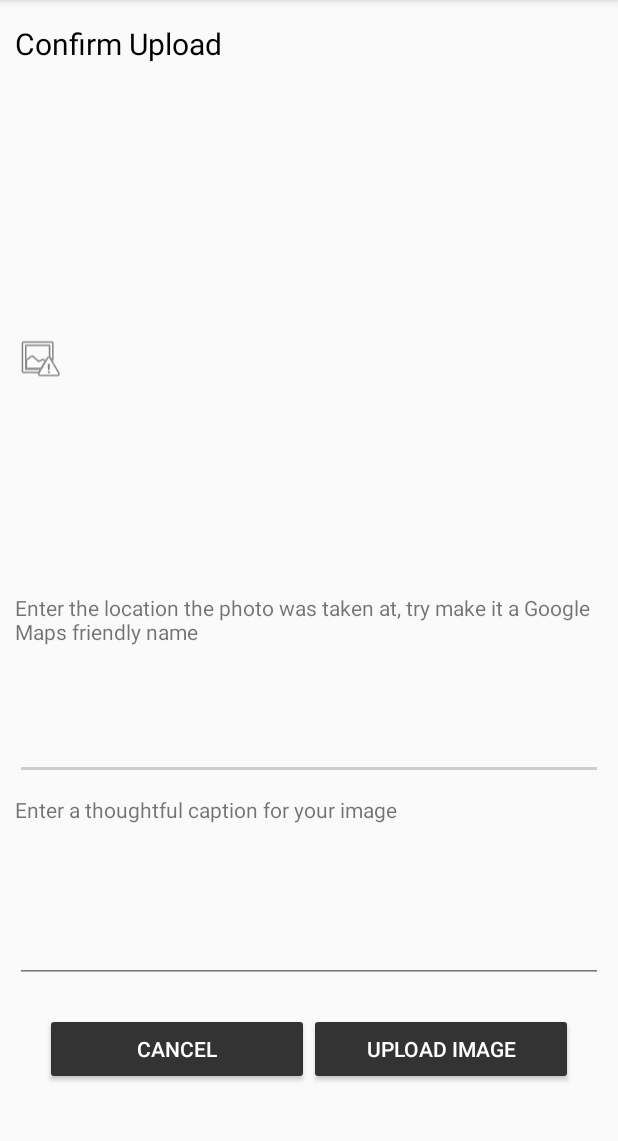
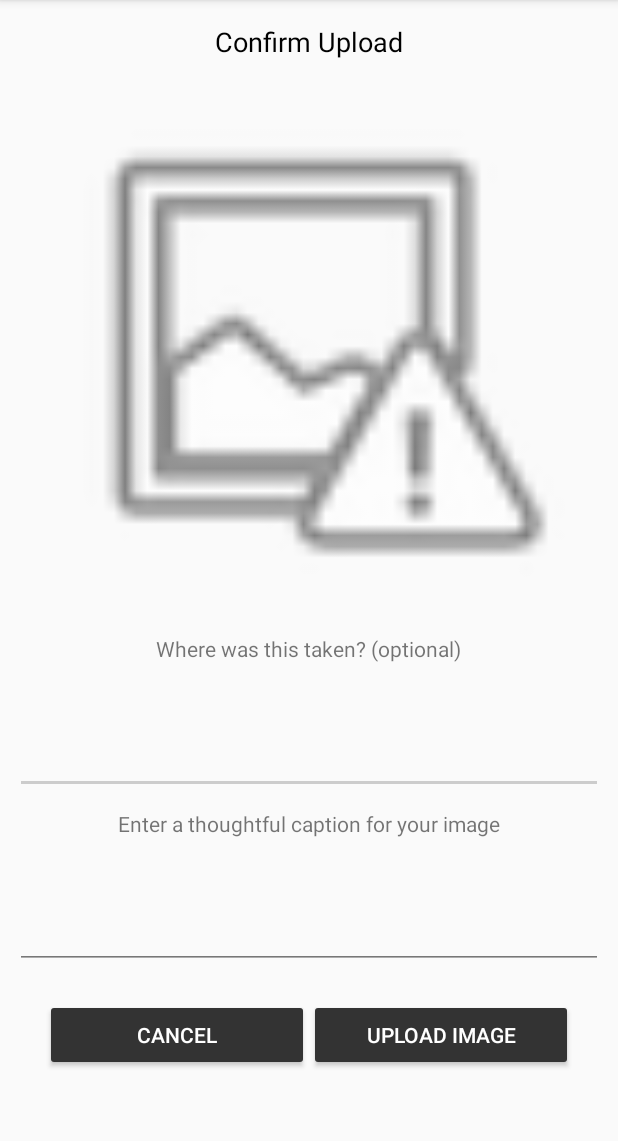
Before and after one commit to VoltarianCode/hanselgram-android, an Android app: the ConfirmationActivity screen opened directly, with no data from a screen before it, on a phone screen of 412 x 824 dp, the part 84-1225 px from its top. Run offline under Robolectric (Android 15) with nearby library versions, the phone set to English and light mode, and no system bars; libraries missing offline, so code that uses them is left out: com.parse.

Commit message:
release version 1.0.1

```diff
--- a/app/src/main/java/app/voltarian/hanselgram/MainActivity.java
+++ b/app/src/main/java/app/voltarian/hanselgram/MainActivity.java
@@ -119,7 +119,7 @@ public class MainActivity extends AppCompatActivity {
 
         if (ParseUser.getCurrentUser() != null) {
             TextView textView = (TextView) findViewById(R.id.logged_in_as);
-            textView.setText("Logged in as: " + ParseUser.getCurrentUser().getUsername());
+            textView.setText("Welcome Back " + ParseUser.getCurrentUser().getUsername() + "!");
         }
 
 
--- a/app/src/main/res/layout/activity_confirmation.xml
+++ b/app/src/main/res/layout/activity_confirmation.xml
@@ -11,26 +11,31 @@
 
     <TextView
         android:id="@+id/confirm_upload"
-        android:layout_width="match_parent"
+        android:layout_width="wrap_content"
         android:layout_height="0dp"
+        android:layout_gravity="center_horizontal"
+
         android:layout_marginTop="5dp"
         android:layout_weight="1"
         android:textColor="@color/black"
-        android:textSize="20dp" />
+        android:textSize="18sp" />
 
     <ImageView
         android:id="@+id/image_for_upload"
-        android:layout_width="wrap_content"
+        android:layout_width="match_parent"
         android:layout_height="0dp"
-        android:layout_centerHorizontal="true"
+        android:layout_gravity="center_horizontal"
         android:layout_marginTop="5dp"
-        android:layout_weight="5"
+        android:layout_weight="10"
         app:srcCompat="@android:drawable/ic_menu_report_image" />
 
     <TextView
         android:id="@+id/location_prompt"
         android:layout_width="wrap_content"
         android:layout_height="0dp"
+
+        android:layout_gravity="center_horizontal"
+        android:layout_marginTop="10dp"
         android:layout_weight="1"
         android:text="@string/location_prompt" />
 
@@ -38,8 +43,10 @@
         android:id="@+id/location_from_user"
         android:layout_width="wrap_content"
         android:layout_height="0dp"
+
         android:layout_centerHorizontal="true"
-        android:layout_weight="1"
+        android:layout_gravity="center_horizontal"
+        android:layout_weight="2"
         android:ems="20"
         android:inputType="text"
         android:textColor="@color/black"
@@ -49,6 +56,8 @@
         android:id="@+id/caption_prompt"
         android:layout_width="wrap_content"
         android:layout_height="0dp"
+
+        android:layout_gravity="center_horizontal"
         android:layout_marginTop="10dp"
         android:layout_weight="1"
         android:text="@string/caption_prompt" />
@@ -57,8 +66,9 @@
         android:id="@+id/caption_from_user"
         android:layout_width="wrap_content"
         android:layout_height="0dp"
-        android:layout_centerHorizontal="true"
-        android:layout_weight="1"
+        android:layout_gravity="center_horizontal"
+
+        android:layout_weight="2"
         android:ems="20"
         android:inputType="text"
         android:textColor="@color/black"
@@ -68,8 +78,7 @@
         android:layout_width="match_parent"
         android:layout_height="0dp"
         android:layout_margin="20dp"
-        android:layout_marginTop="20dp"
-        android:layout_weight="1"
+        android:layout_weight="2"
         android:orientation="horizontal">
 
         <Button
--- a/app/src/main/res/values/strings.xml
+++ b/app/src/main/res/values/strings.xml
@@ -15,8 +15,9 @@
     <string name="permission_rationale">"Contacts permissions are needed for providing email
         completions."
     </string>
-    <string name="location_prompt">Enter the location the photo was taken at, try make it a Google Maps friendly name</string>
+    <string name="location_prompt">Where was this taken?  (optional)</string>
     <string name="caption_prompt">Enter a thoughtful caption for your image</string>
+    <string name="feel_free">Feel free to browse the feeds of these Hanselgram users:</string>
 
 
 </resources>
```
Also changed, not shown: app/src/main/res/layout/activity_main.xml (+31 -10 lines).
